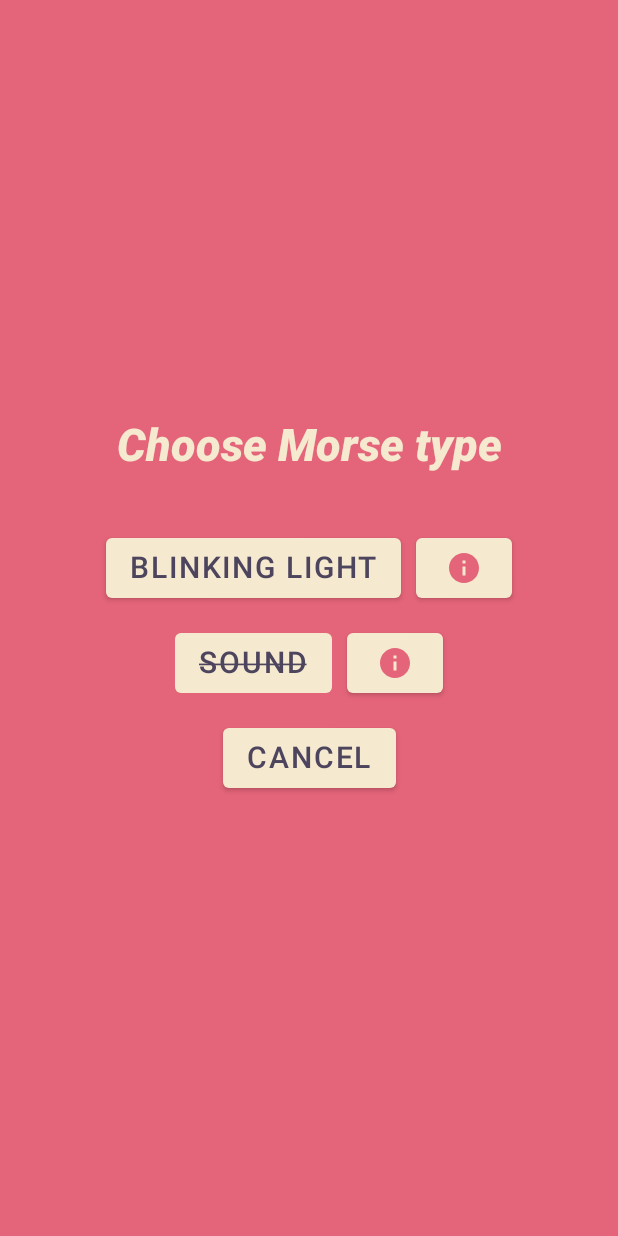
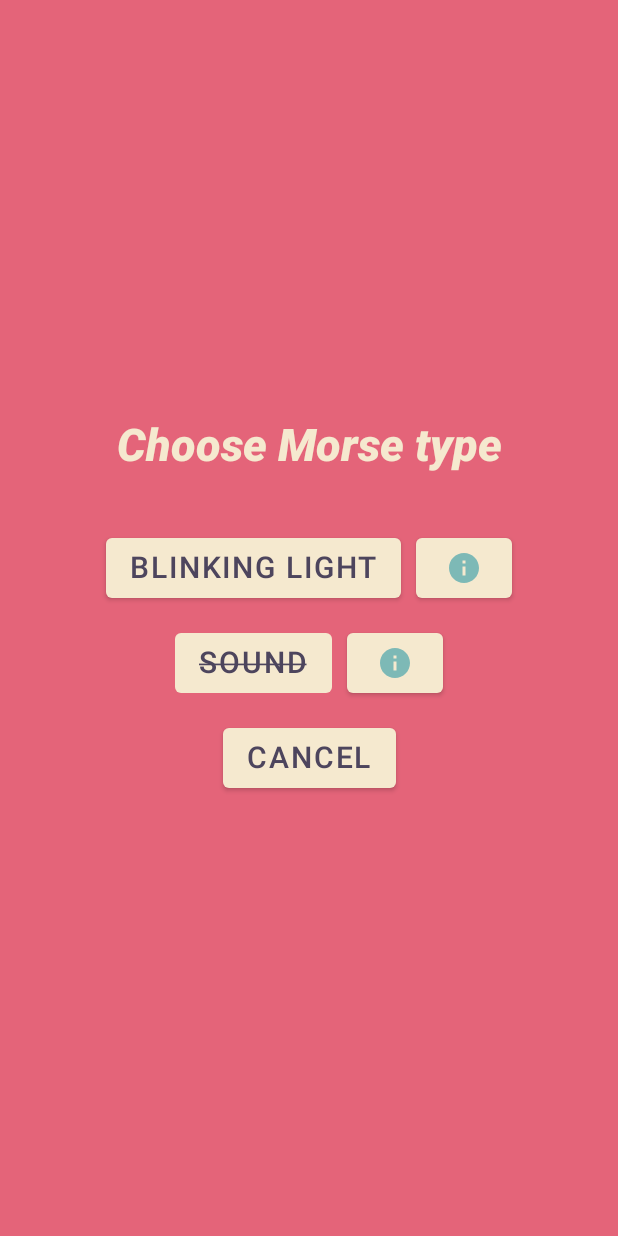
Before and after one commit to Risto12/MorseCodeGame, an Android app built with Jetpack Compose: the screen it shows after launch (MainActivity), after a tap on "SINGLE PLAYER", on a phone screen of 412 x 824 dp. Run offline under Robolectric (Android 15) with nearby library versions, the phone set to English and light mode, and no system bars; our stand-ins replace Dagger/Hilt's generated code, Room's generated code.

Commit message:
chore: info icon color change

```diff
--- a/app/src/main/java/com/example/morsecodegame/MainActivity.kt
+++ b/app/src/main/java/com/example/morsecodegame/MainActivity.kt
@@ -27,6 +27,9 @@ import com.example.morsecodegame.components.ExceptionActivityResult
 import com.example.morsecodegame.configurations.MainInfoTextConfigurations
 import com.example.morsecodegame.ui.composables.SharedComposable
 import com.example.morsecodegame.ui.theme.MorseCodeGameTheme
+import com.example.morsecodegame.ui.theme.VintageGreen
+import com.example.morsecodegame.ui.theme.VintageWhiteBright
+import com.example.morsecodegame.ui.theme.VintageYellow
 import com.example.morsecodegame.utility.DebugLifecycleObserver
 import com.example.morsecodegame.utility.LifecycleDebugLogger
 import com.example.morsecodegame.utility.ToastGenerator
@@ -281,7 +284,7 @@ fun ButtonWithInfoBox(
                     Icon(
                         imageVector = Icons.Default.Info,
                         contentDescription = iconContentDescription,
-                        tint = MaterialTheme.colors.secondary
+                        tint = VintageGreen
                     )
                 },
                 click = {
```
